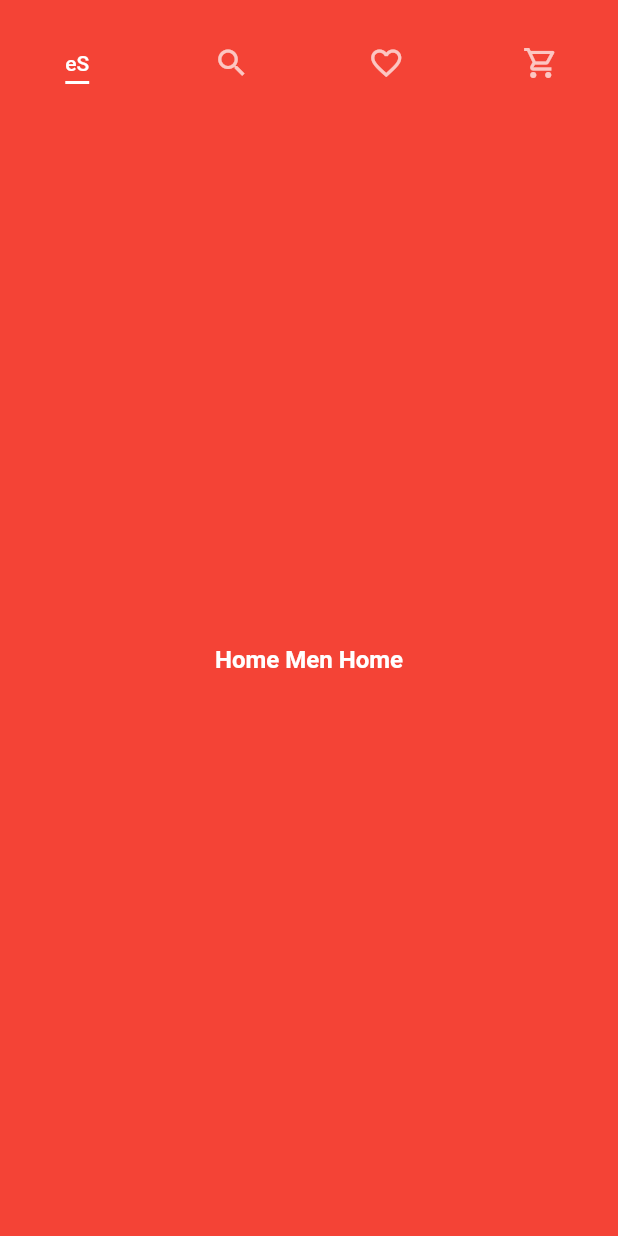
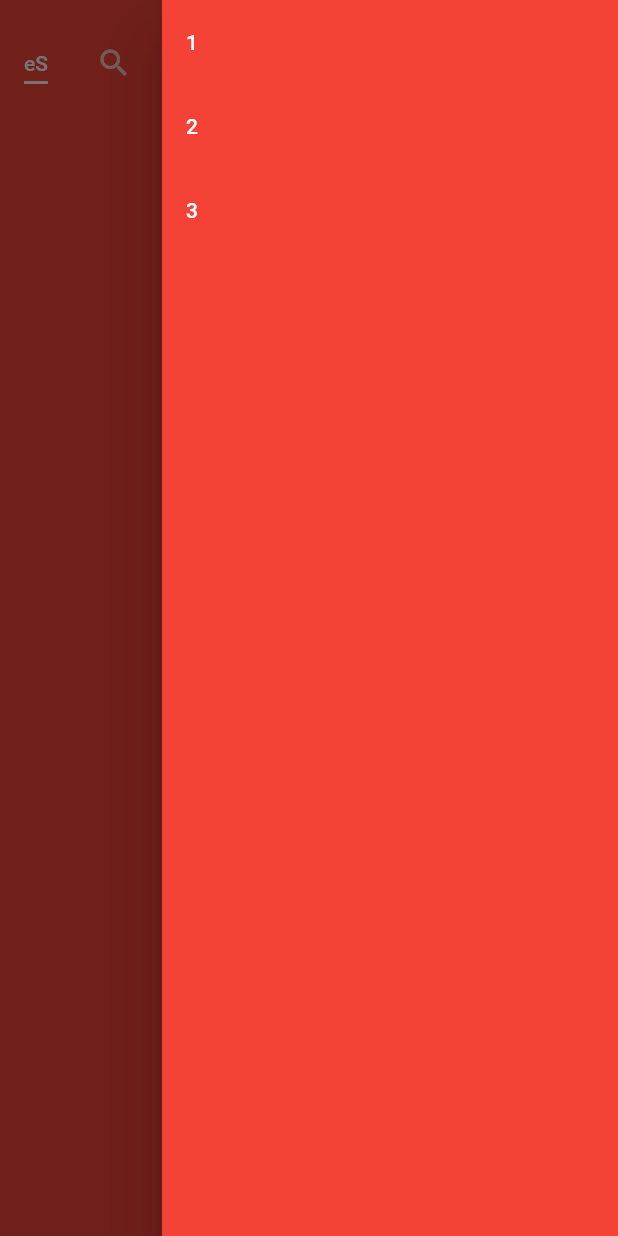
Before and after one commit to miyokidev/eshop-flutter, a Flutter app: the HomePage screen opened directly, with the side drawer open (before the commit the screen has no drawer), on a phone screen of 412 x 824 dp. Run offline on Flutter 3.47's test engine with Material 2 defaults, Android fonts, the phone set to English and light mode, and no system bars; our stand-ins replace shared_preferences; accounts and stored records are empty.

Commit message:
Je sais pas ce qui a changé

```diff
--- a/lib/views/pages/home_page.dart
+++ b/lib/views/pages/home_page.dart
@@ -13,12 +13,55 @@ class HomePage extends StatefulWidget {
 
 class _HomePageState extends State<HomePage> {
 
+  final GlobalKey<ScaffoldState> _scaffoldKey = new GlobalKey<ScaffoldState>();
+
   @override
   Widget build(BuildContext context) {
     final data = MediaQuery.of(context);
     return DefaultTabController(
       length: 4,
           child: Scaffold(
+        key: _scaffoldKey,
+        endDrawer: Theme(
+          data: Theme.of(context).copyWith(
+            canvasColor: Colors.red,
+            textTheme: TextTheme(
+              headline1: TextStyle(fontSize: 72.0, fontWeight: FontWeight.bold, color: Colors.white),
+              headline6: TextStyle(fontSize: 36.0, fontStyle: FontStyle.italic, color: Colors.white),
+              bodyText2: TextStyle(fontSize: 14.0, fontFamily: 'Hind', color: Colors.white),
+            ),
+            ),
+          child: Drawer(
+            child: ListView(
+              children: [
+                Ink(
+                  child: ListTile(
+                    onTap: () {
+                      print("1 pressed");
+                  },
+                    title: Text("1"),
+                  ),
+                ),
+                Ink(
+                  child: ListTile(
+                    onTap: () {
+                      print("2 pressed");
+                  },
+                    title: Text("2"),
+                  ),
+                ),
+                Ink(
+                  child: ListTile(
+                    onTap: () {
+                      print("3 pressed");
+                  },
+                    title: Text("3"),
+                  ),
+                ),
+              ],
+            )
+          ),
+        ),
         appBar: PreferredSize(
       preferredSize: Size.fromHeight(kToolbarHeight),
       child: Container(
@@ -27,7 +70,12 @@ class _HomePageState extends State<HomePage> {
           child: Column(
             children: [
               Expanded(child: Container()),
+              Row(
+                crossAxisAlignment: CrossAxisAlignment.start,
+                mainAxisAlignment: MainAxisAlignment.spaceBetween,
+                children: [
                   TabBar(
+                    isScrollable: true,
                       indicatorColor: Colors.white,
                       indicatorSize: TabBarIndicatorSize.label,
                       tabs: [
@@ -40,6 +88,17 @@ class _HomePageState extends State<HomePage> {
                         ),
                         Icon(
                           Icons.shopping_cart_outlined
+                        ),
+                      ],
+                    ),
+                InkWell(
+                  onTap: () {
+                    _scaffoldKey.currentState.openEndDrawer();
+                  },
+                  child: Icon(
+                    Icons.person_pin,
+                    color: Colors.white,
+                      ),
                 ),
                 ],
               ),
```
Lines whose indentation alone changed are shown as unchanged.
